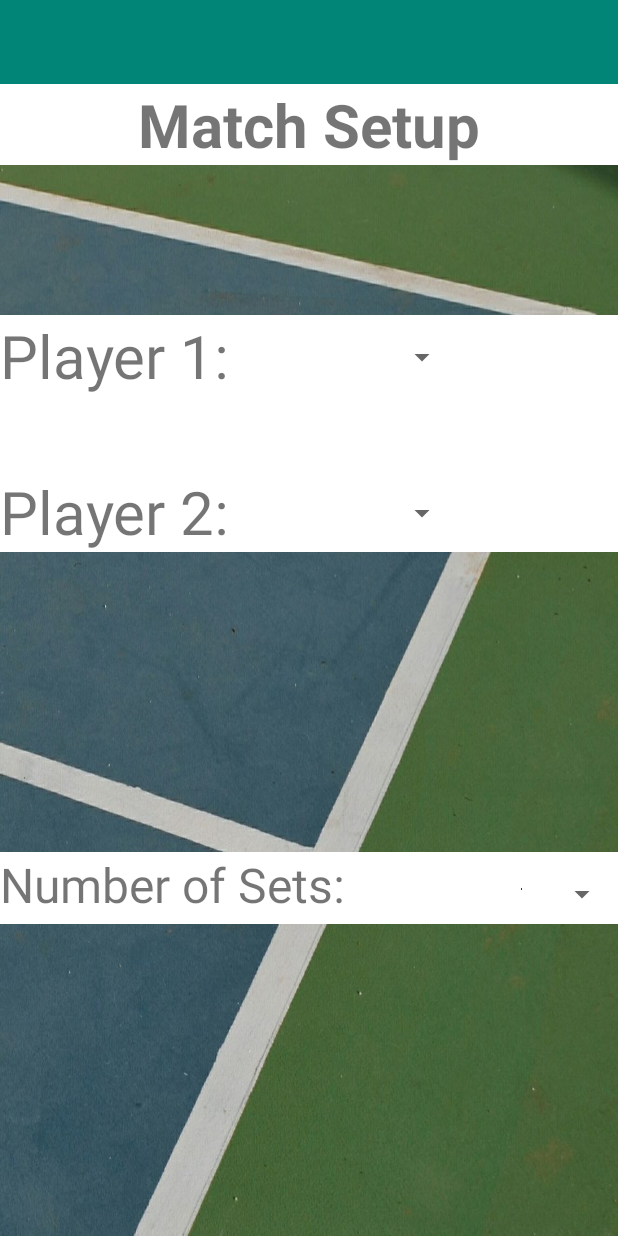
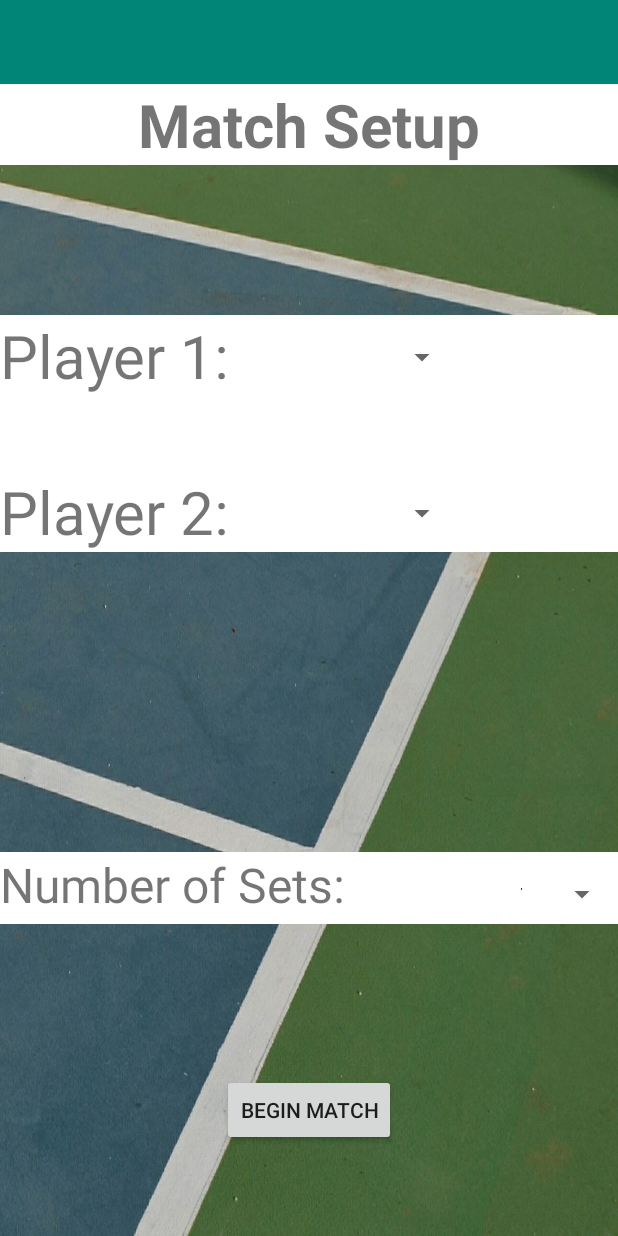
Before and after one commit to pzhang24/TennisScoreTracker, an Android app: the MatchPlayerSelectActivity screen opened directly, with no data from a screen before it, on a phone screen of 412 x 824 dp. Run offline under Robolectric (Android 15) with nearby library versions, the phone set to English and light mode, and no system bars.

Commit message:
completed MatchPlayerSelectActivity

```diff
--- a/app/src/main/java/com/example/tennisscoretracker/match_setup/MatchPlayerSelectActivity.java
+++ b/app/src/main/java/com/example/tennisscoretracker/match_setup/MatchPlayerSelectActivity.java
@@ -5,14 +5,27 @@ import androidx.fragment.app.FragmentManager;
 import androidx.fragment.app.FragmentTransaction;
 
 import android.os.Bundle;
+import android.view.View;
+import android.widget.Button;
+import android.widget.Toast;
 
 import com.example.tennisscoretracker.R;
 
+import java.util.HashSet;
+import java.util.Set;
+
 public class MatchPlayerSelectActivity extends AppCompatActivity {
 
-    private static boolean isDoubles;
+    private boolean isDoubles;
     private static final String TEAM_1_NAME = "TennisTeam 1";
     private static final String TEAM_2_NAME = "TennisTeam 2";
+
+    private Button beginMatchButton;
+    private DoublesSetupFragment doublesSetupFragmentTeam1;
+    private DoublesSetupFragment doublesSetupFragmentTeam2;
+    private SinglesSetupFragment singlesSetupFragment;
+    private NumberOfSetsFragment numberOfSetsFragment;
+
     @Override
     protected void onCreate(Bundle savedInstanceState) {
         super.onCreate(savedInstanceState);
@@ -33,24 +46,68 @@ public class MatchPlayerSelectActivity extends AppCompatActivity {
 
         //Set up the player select fragment(s)
         if (isDoubles) {
-            DoublesSetupFragment doublesSetupFragmentTeam1 = new DoublesSetupFragment(TEAM_1_NAME);
-            DoublesSetupFragment doublesSetupFragmentTeam2 = new DoublesSetupFragment(TEAM_2_NAME);
+            doublesSetupFragmentTeam1 = new DoublesSetupFragment(TEAM_1_NAME);
+            doublesSetupFragmentTeam2 = new DoublesSetupFragment(TEAM_2_NAME);
 
             fragmentTransaction.add(R.id.fragment_player_select_CONTAINER1, doublesSetupFragmentTeam1);
             fragmentTransaction.add(R.id.fragment_player_select_CONTAINER2, doublesSetupFragmentTeam2);
 
         } else {
-            SinglesSetupFragment singlesSetupFragment = new SinglesSetupFragment();
+            singlesSetupFragment = new SinglesSetupFragment();
             fragmentTransaction.add(R.id.fragment_player_select_CONTAINER1, singlesSetupFragment);
         }
 
 
         //Set up the number of sets selection fragment
-        NumberOfSetsFragment numberOfSetsFragment = new NumberOfSetsFragment();
+        numberOfSetsFragment = new NumberOfSetsFragment();
         fragmentTransaction.add(R.id.fragment_player_select_CONTAINER_SETS, numberOfSetsFragment);
 
         fragmentTransaction.commit();
     }
 
+    private void initializePlayMatchButton() {
+        beginMatchButton = findViewById(R.id.activity_match_player_select_BEGIN_MATCH_BUTTON);
+        beginMatchButton.setOnClickListener(new View.OnClickListener() {
+            @Override
+            public void onClick(View v) {
+
+                if(isDoubles) {
+                    //If format is doubles...
+                    String team1Player1 = doublesSetupFragmentTeam1.getPlayer1Name();
+                    String team1Player2 = doublesSetupFragmentTeam1.getPlayer2Name();
+                    String team2Player1 = doublesSetupFragmentTeam2.getPlayer1Name();
+                    String team2Player2 = doublesSetupFragmentTeam2.getPlayer2Name();
+
+                    Set<String> checkDuplicateSet = new HashSet<>();
+
+                    checkDuplicateSet.add(team1Player1);
+                    checkDuplicateSet.add(team1Player2);
+                    checkDuplicateSet.add(team2Player1);
+                    checkDuplicateSet.add(team2Player2);
+
+                    if(checkDuplicateSet.size() != 4) {
+                        Toast.makeText(MatchPlayerSelectActivity.this,
+                                "All four players selected must be different players!", Toast.LENGTH_SHORT).show();
+                    } else {
+                        //TODO: start match activity
+                    }
+
+                } else {
+                    //if format is singles...
+                    String player1 = singlesSetupFragment.getPlayer1Name();
+                    String player2 = singlesSetupFragment.getPlayer2Name();
+
+                    if(player1.equals(player2)) {
+                        Toast.makeText(MatchPlayerSelectActivity.this,
+                                "The two players selected must be different players!", Toast.LENGTH_SHORT).show();
+                    } else {
+                        //TODO: start match activity
+                    }
+                }
+
+            }
+        });
+    }
+
 
 }
--- a/app/src/main/java/com/example/tennisscoretracker/match_setup/SinglesSetupFragment.java
+++ b/app/src/main/java/com/example/tennisscoretracker/match_setup/SinglesSetupFragment.java
@@ -20,6 +20,9 @@ public class SinglesSetupFragment extends Fragment {
 
     private PlayerDBHelper playerDBHelper;
 
+    private Spinner spinner1;
+    private Spinner spinner2;
+
     @Nullable
     @Override
     public View onCreateView(@NonNull LayoutInflater inflater, @Nullable ViewGroup container, @Nullable Bundle savedInstanceState) {
@@ -31,8 +34,8 @@ public class SinglesSetupFragment extends Fragment {
 
         playerDBHelper = PlayerDBHelper.getInstance(getActivity());
 
-        Spinner spinner1 = view.findViewById(R.id.fragment_singles_setup_Player_1_SPINNER);
-        Spinner spinner2 = view.findViewById(R.id.fragment_singles_setup_Player_2_SPINNER);
+        spinner1 = view.findViewById(R.id.fragment_singles_setup_Player_1_SPINNER);
+        spinner2 = view.findViewById(R.id.fragment_singles_setup_Player_2_SPINNER);
 
         setPlayerSpinner(spinner1, getActivity());
         setPlayerSpinner(spinner2, getActivity());
@@ -57,4 +60,12 @@ public class SinglesSetupFragment extends Fragment {
         }
 
     }
+
+    public String getPlayer1Name(){
+        return spinner1.getSelectedItem().toString();
+    }
+
+    public String getPlayer2Name(){
+        return spinner2.getSelectedItem().toString();
+    }
 }
--- a/app/src/main/res/layout/activity_match_player_select.xml
+++ b/app/src/main/res/layout/activity_match_player_select.xml
@@ -12,7 +12,7 @@
         layout="@layout/toolbar_main"/>
 
     <TextView
-        android:id="@+id/match_set_up_SELECT_TEXTVIEW"
+        android:id="@+id/activity_match_player_select_SELECT_TEXTVIEW"
         android:background="#FFFFFF"
         android:layout_width="match_parent"
         android:layout_height="wrap_content"
@@ -26,7 +26,7 @@
     <FrameLayout
         android:layout_width="match_parent"
         android:layout_height="wrap_content"
-        app:layout_constraintTop_toBottomOf="@id/match_set_up_SELECT_TEXTVIEW"
+        app:layout_constraintTop_toBottomOf="@id/activity_match_player_select_SELECT_TEXTVIEW"
         android:layout_marginTop="100dp"
         android:id="@+id/fragment_player_select_CONTAINER1"/>
 
@@ -44,4 +44,15 @@
         android:layout_marginTop="100dp"
         android:id="@+id/fragment_player_select_CONTAINER_SETS"/>
 
+    <Button
+        android:layout_width="wrap_content"
+        android:layout_height="wrap_content"
+        app:layout_constraintTop_toBottomOf="@id/fragment_player_select_CONTAINER_SETS"
+        app:layout_constraintStart_toStartOf="parent"
+        app:layout_constraintEnd_toEndOf="parent"
+        android:layout_marginTop="100dp"
+        android:text="@string/activity_match_player_select_BUTTON_BEGIN_MATCH"
+        android:id="@+id/activity_match_player_select_BEGIN_MATCH_BUTTON"
+        />
+
 </androidx.constraintlayout.widget.ConstraintLayout>
--- a/app/src/main/res/values/strings.xml
+++ b/app/src/main/res/values/strings.xml
@@ -40,4 +40,5 @@
     <string name="fragment_singles_setup_Player_2_TEXTVIEW">Player 2:</string>
     <string name="fragment_singles_setup_Team_Name_TEXTVIEW">Team PlaceHolder</string>
     <string name="fragment_number_of_sets_TEXT">Number of Sets:</string>
+    <string name="activity_match_player_select_BUTTON_BEGIN_MATCH">Begin Match</string>
 </resources>
```
Also changed, not shown: app/src/main/java/com/example/tennisscoretracker/match/match_play/TennisMatch.java (+6 -3 lines), app/src/main/java/com/example/tennisscoretracker/match/match_play/TennisSet.java (+6 -3 lines), app/src/main/java/com/example/tennisscoretracker/match_setup/DoublesSetupFragment.java (+13 -2 lines).
